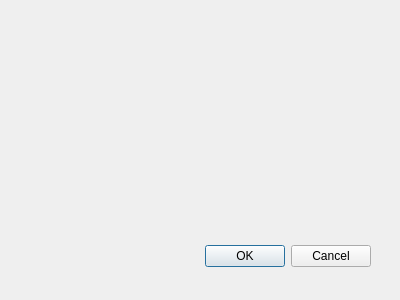
Old version of the form UIFiles/stockdialog.ui in the repository ukll/investpor.
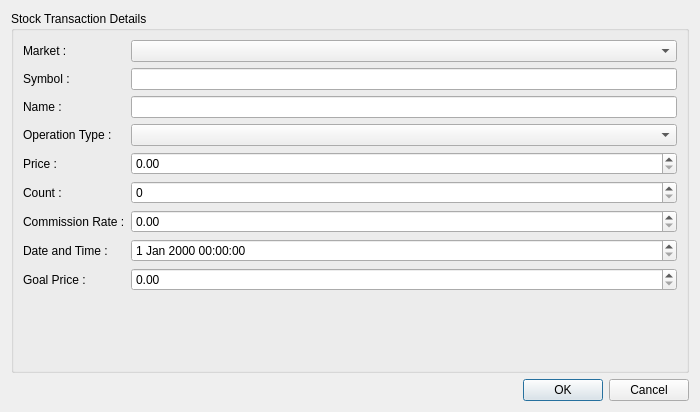
New version of the form.

Commit message: Adds StockDialog design

What changed in the file:
```diff
--- a/UIFiles/stockdialog.ui
+++ b/UIFiles/stockdialog.ui
@@ -8,29 +8,133 @@
    <rect>
     <x>0</x>
     <y>0</y>
-    <width>400</width>
-    <height>300</height>
+    <width>700</width>
+    <height>412</height>
    </rect>
   </property>
+  <property name="minimumSize">
+   <size>
+    <width>700</width>
+    <height>0</height>
+   </size>
+  </property>
   <property name="windowTitle">
    <string>Dialog</string>
   </property>
-  <widget class="QDialogButtonBox" name="buttonBox">
-   <property name="geometry">
-    <rect>
-     <x>30</x>
-     <y>240</y>
-     <width>341</width>
-     <height>32</height>
-    </rect>
-   </property>
-   <property name="orientation">
-    <enum>Qt::Horizontal</enum>
-   </property>
-   <property name="standardButtons">
-    <set>QDialogButtonBox::Cancel|QDialogButtonBox::Ok</set>
-   </property>
-  </widget>
+  <layout class="QVBoxLayout" name="verticalLayout_2">
+   <item>
+    <widget class="QGroupBox" name="gbStockTransactionDetails">
+     <property name="title">
+      <string>Stock Transaction Details</string>
+     </property>
+     <layout class="QFormLayout" name="formLayout">
+      <item row="0" column="0">
+       <widget class="QLabel" name="lblMarket">
+        <property name="text">
+         <string>Market :</string>
+        </property>
+       </widget>
+      </item>
+      <item row="0" column="1">
+       <widget class="QComboBox" name="cbMarket"/>
+      </item>
+      <item row="1" column="0">
+       <widget class="QLabel" name="lblSymbol">
+        <property name="text">
+         <string>Symbol :</string>
+        </property>
+       </widget>
+      </item>
+      <item row="1" column="1">
+       <widget class="QLineEdit" name="leSymbol"/>
+      </item>
+      <item row="2" column="0">
+       <widget class="QLabel" name="lblName">
+        <property name="text">
+         <string>Name :</string>
+        </property>
+       </widget>
+      </item>
+      <item row="2" column="1">
+       <widget class="QLineEdit" name="leName"/>
+      </item>
+      <item row="3" column="0">
+       <widget class="QLabel" name="lblOperationType">
+        <property name="text">
+         <string>Operation Type :</string>
+        </property>
+       </widget>
+      </item>
+      <item row="3" column="1">
+       <widget class="QComboBox" name="cbOperationType"/>
+      </item>
+      <item row="4" column="0">
+       <widget class="QLabel" name="lblPrice">
+        <property name="text">
+         <string>Price :</string>
+        </property>
+       </widget>
+      </item>
+      <item row="4" column="1">
+       <widget class="QDoubleSpinBox" name="dsbPrice"/>
+      </item>
+      <item row="5" column="0">
+       <widget class="QLabel" name="lblCount">
+        <property name="text">
+         <string>Count :</string>
+        </property>
+       </widget>
+      </item>
+      <item row="5" column="1">
+       <widget class="QSpinBox" name="sbCount"/>
+      </item>
+      <item row="6" column="0">
+       <widget class="QLabel" name="lblCommissionRate">
+        <property name="text">
+         <string>Commission Rate :</string>
+        </property>
+       </widget>
+      </item>
+      <item row="6" column="1">
+       <widget class="QDoubleSpinBox" name="dsbCommissionRate"/>
+      </item>
+      <item row="7" column="0">
+       <widget class="QLabel" name="lblDateTime">
+        <property name="text">
+         <string>Date and Time :</string>
+        </property>
+       </widget>
+      </item>
+      <item row="7" column="1">
+       <widget class="QDateTimeEdit" name="dteDateTime"/>
+      </item>
+      <item row="8" column="0">
+       <widget class="QLabel" name="lblGoalPrice">
+        <property name="text">
+         <string>Goal Price :</string>
+        </property>
+       </widget>
+      </item>
+      <item row="8" column="1">
+       <widget class="QDoubleSpinBox" name="dsbGoalPrice"/>
+      </item>
+     </layout>
+    </widget>
+   </item>
+   <item>
+    <widget class="QDialogButtonBox" name="bbTransactionApproval">
+     <property name="orientation">
+      <enum>Qt::Horizontal</enum>
+     </property>
+     <property name="standardButtons">
+      <set>QDialogButtonBox::Cancel|QDialogButtonBox::Ok</set>
+     </property>
+    </widget>
+   </item>
+   <item>
+    <layout class="QVBoxLayout" name="vlStatusBar"/>
+   </item>
+  </layout>
  </widget>
  <pixmapfunction/>
  <resources/>
```
Left out of the diff: 33 changed lines with no effect on the pictures.
